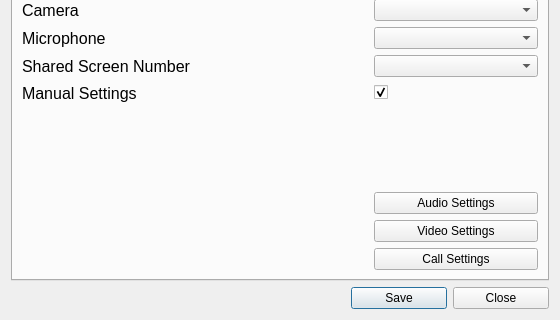
First picture: the form in ui/settings.ui, repository ultravideo/uvgComm, before the edit; both pictures show x 0 to 560 and y 320 to 640 of the 560 by 640 pixel window.
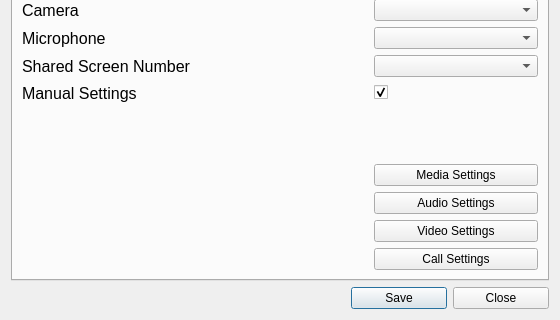
Second picture: the form after the edit.

Commit message: feature(Settings): Show correct buttons according to manual state

The edit to the form file:
```diff
--- a/ui/settings.ui
+++ b/ui/settings.ui
@@ -536,6 +536,13 @@
          </property>
         </widget>
        </item>
+       <item row="17" column="3">
+        <widget class="QPushButton" name="media_settings_button">
+         <property name="text">
+          <string>Media Settings</string>
+         </property>
+        </widget>
+       </item>
       </layout>
      </widget>
     </widget>
```
The commit also changes 2 other files.
